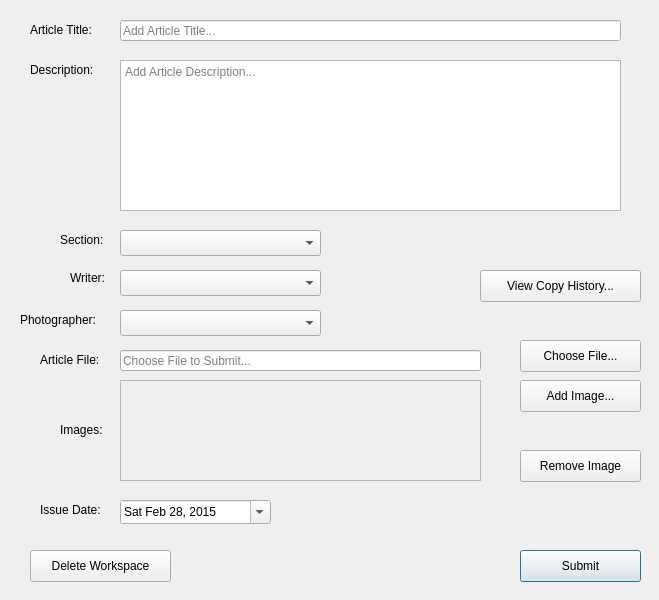
Above: LAWRENTIAN/LuD/newarticleworkspacewindow.ui from pyridine/LAWRENTIAN before the change. Below: the same form after it.
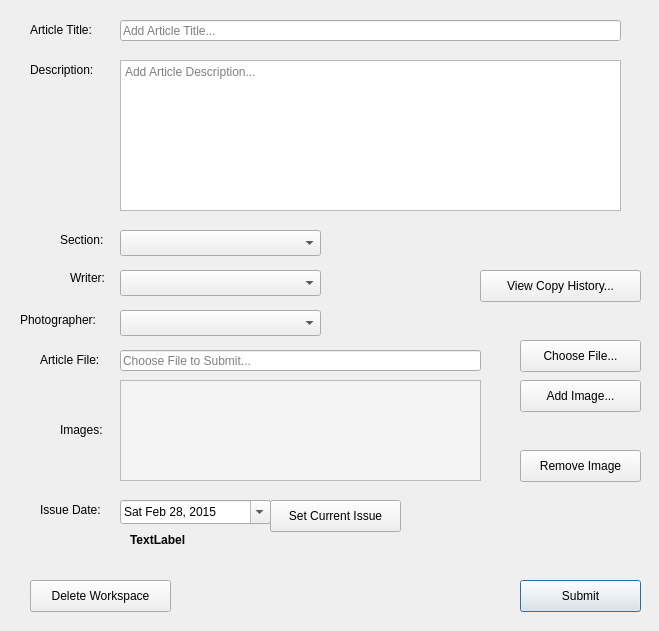
That is the form after the change.

```diff
--- a/LAWRENTIAN/LuD/newarticleworkspacewindow.ui
+++ b/LAWRENTIAN/LuD/newarticleworkspacewindow.ui
@@ -7,7 +7,7 @@
     <x>0</x>
     <y>0</y>
     <width>659</width>
-    <height>600</height>
+    <height>631</height>
    </rect>
   </property>
   <property name="windowTitle">
@@ -61,6 +61,9 @@
      <height>21</height>
     </rect>
    </property>
+   <property name="styleSheet">
+    <string notr="true"/>
+   </property>
    <property name="placeholderText">
     <string>Add Article Title...</string>
    </property>
@@ -87,6 +90,9 @@
      <height>151</height>
     </rect>
    </property>
+   <property name="styleSheet">
+    <string notr="true"/>
+   </property>
    <property name="placeholderText">
     <string>Add Article Description...</string>
    </property>
@@ -172,6 +178,9 @@
      <height>21</height>
     </rect>
    </property>
+   <property name="styleSheet">
+    <string notr="true"/>
+   </property>
    <property name="placeholderText">
     <string>Choose File to Submit...</string>
    </property>
@@ -180,7 +189,7 @@
    <property name="geometry">
     <rect>
      <x>520</x>
-     <y>550</y>
+     <y>580</y>
      <width>121</width>
      <height>32</height>
     </rect>
@@ -273,6 +282,9 @@
      <height>101</height>
     </rect>
    </property>
+   <property name="styleSheet">
+    <string notr="true">background-color: rgb(243, 243, 243);</string>
+   </property>
    <property name="widgetResizable">
     <bool>true</bool>
    </property>
@@ -304,7 +316,7 @@
    <property name="geometry">
     <rect>
      <x>30</x>
-     <y>550</y>
+     <y>580</y>
      <width>141</width>
      <height>32</height>
     </rect>
@@ -326,6 +338,38 @@
     <string>View Copy History...</string>
    </property>
   </widget>
+  <widget class="QLabel" name="issueDescription">
+   <property name="geometry">
+    <rect>
+     <x>130</x>
+     <y>530</y>
+     <width>241</width>
+     <height>20</height>
+    </rect>
+   </property>
+   <property name="font">
+    <font>
+     <weight>75</weight>
+     <bold>true</bold>
+    </font>
+   </property>
+   <property name="text">
+    <string>TextLabel</string>
+   </property>
+  </widget>
+  <widget class="QPushButton" name="setCurrentIssueButton">
+   <property name="geometry">
+    <rect>
+     <x>270</x>
+     <y>500</y>
+     <width>131</width>
+     <height>32</height>
+    </rect>
+   </property>
+   <property name="text">
+    <string>Set Current Issue</string>
+   </property>
+  </widget>
  </widget>
  <resources/>
  <connections/>
```
